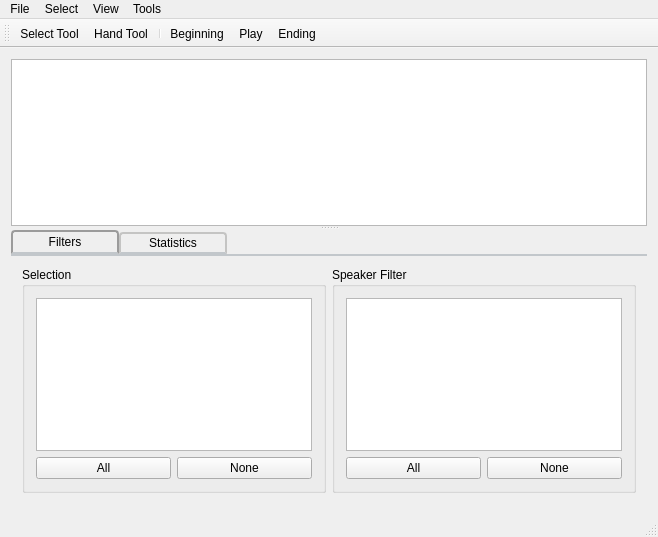
Above: mainwindow.ui from eustaceb/conversational-audio-browser before the change. Below: the same form after it.
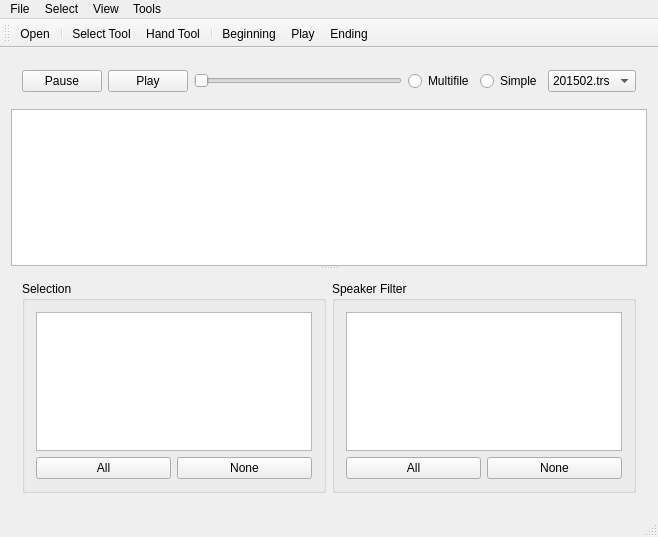
That is the form after the change. Icons and pictures are not drawn.

The edit to the form file:
```diff
--- a/mainwindow.ui
+++ b/mainwindow.ui
@@ -15,100 +15,41 @@
   </property>
   <widget class="QWidget" name="centralWidget">
    <layout class="QGridLayout" name="gridLayout_3">
-    <item row="0" column="0">
+    <item row="2" column="0">
      <widget class="QSplitter" name="splitter">
       <property name="orientation">
        <enum>Qt::Vertical</enum>
       </property>
       <widget class="QGraphicsView" name="timelineView"/>
-      <widget class="QTabWidget" name="tabWidget">
-       <property name="sizePolicy">
-        <sizepolicy hsizetype="Preferred" vsizetype="Preferred">
-         <horstretch>0</horstretch>
-         <verstretch>0</verstretch>
-        </sizepolicy>
-       </property>
-       <property name="styleSheet">
-        <string notr="true">QTabWidget::pane { /* The tab widget frame */
-    border-top: 2px solid #C2C7CB;
-}
-
-QTabWidget::tab-bar {
-    alignment: center;
-}
-
-/* Style the tab using the tab sub-control. Note that
-    it reads QTabBar _not_ QTabWidget */
-QTabBar::tab {
-    background: qlineargradient(x1: 0, y1: 0, x2: 0, y2: 1,
-                                stop: 0 #E1E1E1, stop: 0.4 #DDDDDD,
-                                stop: 0.5 #D8D8D8, stop: 1.0 #D3D3D3);
-    border: 2px solid #C4C4C3;
-    border-bottom-color: #C2C7CB; /* same as the pane color */
-    border-top-left-radius: 4px;
-    border-top-right-radius: 4px;
-    width: 100%;
-    padding: 2px;
-   
-}
-
-QTabBar::tab:selected, QTabBar::tab:hover {
-    background: qlineargradient(x1: 0, y1: 0, x2: 0, y2: 1,
-                                stop: 0 #fafafa, stop: 0.4 #f4f4f4,
-                                stop: 0.5 #e7e7e7, stop: 1.0 #fafafa);
-    width: 100%;
-}
-
-QTabBar::tab:selected {
-    border-color: #9B9B9B;
-    border-bottom-color: #C2C7CB; /* same as pane color */
-    width: 100%;
-}
-
-QTabBar::tab:!selected {
-    margin-top: 2px; /* make non-selected tabs look smaller */
-    width: 100%;
-}</string>
-       </property>
-       <property name="tabPosition">
-        <enum>QTabWidget::North</enum>
-       </property>
-       <property name="tabShape">
-        <enum>QTabWidget::Rounded</enum>
-       </property>
-       <property name="currentIndex">
-        <number>0</number>
-       </property>
-       <property name="elideMode">
-        <enum>Qt::ElideMiddle</enum>
-       </property>
-       <property name="usesScrollButtons">
-        <bool>true</bool>
-       </property>
-       <property name="documentMode">
-        <bool>false</bool>
-       </property>
-       <property name="tabsClosable">
-        <bool>false</bool>
-       </property>
-       <property name="movable">
-        <bool>false</bool>
-       </property>
-       <widget class="QWidget" name="filtersTab">
-        <property name="sizePolicy">
-         <sizepolicy hsizetype="Maximum" vsizetype="Preferred">
-          <horstretch>0</horstretch>
-          <verstretch>0</verstretch>
-         </sizepolicy>
-        </property>
-        <property name="toolTip">
-         <string>Filter which speakers, participants and topics to display</string>
-        </property>
-        <attribute name="title">
-         <string>Filters</string>
-        </attribute>
-        <layout class="QGridLayout" name="gridLayout_2" rowstretch="0,0,0,0" columnstretch="0,0,0,0">
-         <item row="1" column="3" rowspan="3">
+      <widget class="QWidget" name="selectionWidget" native="true">
+       <layout class="QHBoxLayout" name="horizontalLayout">
+        <item>
+         <widget class="QGroupBox" name="selectionGroupBox">
+          <property name="title">
+           <string>Selection</string>
+          </property>
+          <layout class="QGridLayout" name="gridLayout">
+           <item row="0" column="0" colspan="2">
+            <widget class="QTreeView" name="selectionTreeView"/>
+           </item>
+           <item row="1" column="0">
+            <widget class="QPushButton" name="selectAllButton">
+             <property name="text">
+              <string>All</string>
+             </property>
+            </widget>
+           </item>
+           <item row="1" column="1">
+            <widget class="QPushButton" name="selectNoneButton">
+             <property name="text">
+              <string>None</string>
+             </property>
+            </widget>
+           </item>
+          </layout>
+         </widget>
+        </item>
+        <item>
           <widget class="QGroupBox" name="filterGroupBox">
            <property name="sizePolicy">
             <sizepolicy hsizetype="Minimum" vsizetype="Preferred">
@@ -119,14 +60,7 @@
            <property name="title">
             <string>Speaker Filter</string>
            </property>
-           <layout class="QGridLayout" name="gridLayout_4">
-            <item row="1" column="1">
-             <widget class="QPushButton" name="filterNoneButton">
-              <property name="text">
-               <string>None</string>
-              </property>
-             </widget>
-            </item>
+          <layout class="QGridLayout" name="gridLayout_2">
             <item row="1" column="0">
              <widget class="QPushButton" name="filterAllButton">
               <property name="text">
@@ -144,22 +78,6 @@
               </property>
              </widget>
             </item>
-           </layout>
-          </widget>
-         </item>
-         <item row="1" column="0" rowspan="3">
-          <widget class="QGroupBox" name="selectionGroupBox">
-           <property name="title">
-            <string>Selection</string>
-           </property>
-           <layout class="QGridLayout" name="gridLayout">
-            <item row="1" column="0">
-             <widget class="QPushButton" name="selectAllButton">
-              <property name="text">
-               <string>All</string>
-              </property>
-             </widget>
-            </item>
             <item row="1" column="1">
              <widget class="QPushButton" name="selectNoneButton">
               <property name="text">
@@ -167,33 +85,66 @@
               </property>
              </widget>
             </item>
-            <item row="0" column="0" colspan="2">
-             <widget class="QTreeView" name="selectionTreeView"/>
-            </item>
            </layout>
           </widget>
          </item>
         </layout>
        </widget>
-       <widget class="QWidget" name="statisticsTab">
-        <attribute name="title">
-         <string>Statistics</string>
-        </attribute>
-        <widget class="QLabel" name="label">
-         <property name="geometry">
-          <rect>
-           <x>210</x>
-           <y>110</y>
-           <width>181</width>
-           <height>16</height>
-          </rect>
+     </widget>
+    </item>
+    <item row="1" column="0">
+     <widget class="QWidget" name="controlsWidget" native="true">
+      <layout class="QHBoxLayout" name="horizontalLayout_2">
+       <item>
+        <widget class="QPushButton" name="pushButton">
+         <property name="text">
+          <string>Pause</string>
          </property>
+        </widget>
+       </item>
+       <item>
+        <widget class="QPushButton" name="pushButton_2">
          <property name="text">
-          <string>Total / Selection Statistics</string>
+          <string>Play</string>
          </property>
         </widget>
-       </widget>
-      </widget>
+       </item>
+       <item>
+        <widget class="QSlider" name="horizontalSlider">
+         <property name="orientation">
+          <enum>Qt::Horizontal</enum>
+         </property>
+        </widget>
+       </item>
+       <item>
+        <widget class="QRadioButton" name="radioButton_2">
+         <property name="text">
+          <string>Multifile</string>
+         </property>
+        </widget>
+       </item>
+       <item>
+        <widget class="QRadioButton" name="radioButton">
+         <property name="text">
+          <string>Simple</string>
+         </property>
+        </widget>
+       </item>
+       <item>
+        <widget class="QComboBox" name="comboBox">
+         <item>
+          <property name="text">
+           <string>201502.trs</string>
+          </property>
+         </item>
+         <item>
+          <property name="text">
+           <string>160616.trs</string>
+          </property>
+         </item>
+        </widget>
+       </item>
+      </layout>
      </widget>
     </item>
    </layout>
@@ -285,6 +236,8 @@
    <attribute name="toolBarBreak">
     <bool>false</bool>
    </attribute>
+   <addaction name="actionOpen"/>
+   <addaction name="separator"/>
    <addaction name="actionSelect_Tool"/>
    <addaction name="actionHand_Tool"/>
    <addaction name="separator"/>
```
Left out of the diff: 9 changed lines with no effect on the pictures. Lines whose indentation alone changed are shown as unchanged.
